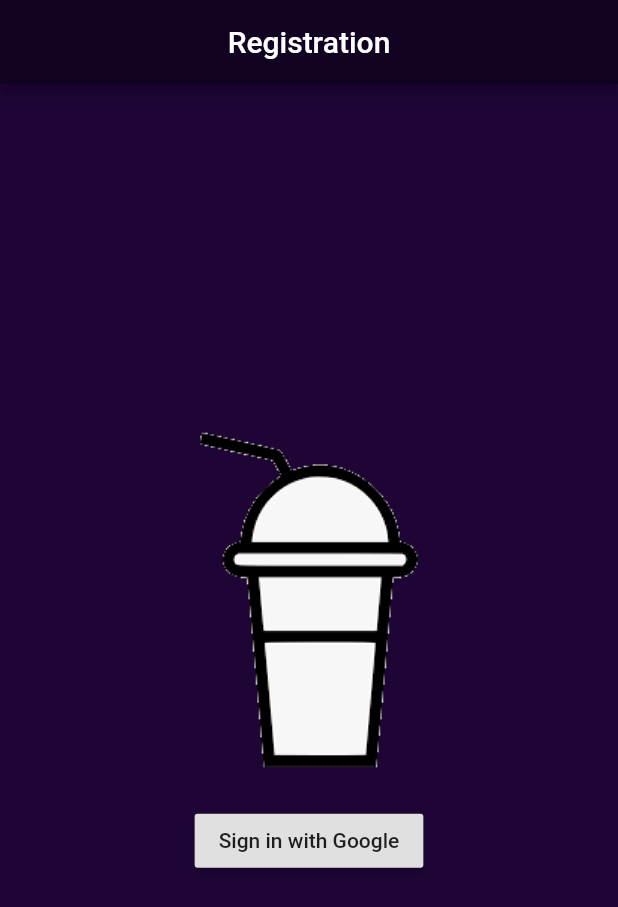
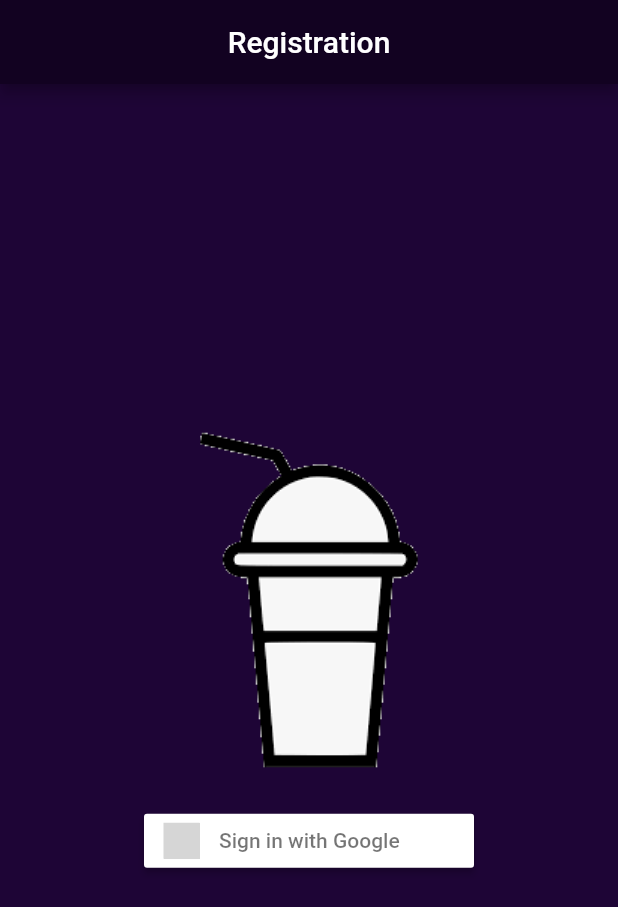
Before and after one commit to SamuelKampen/grocery_bullet, a Flutter app: the screen it shows after launch, on a phone screen of 412 x 824 dp. Shown: the top 907 px of the screen. Run offline on Flutter 3.47's test engine with Material 2 defaults, Android fonts, the phone set to English and light mode, and no system bars; our stand-ins replace cloud_firestore, custom_navigation_bar, firebase_auth, firebase_core, flutter_signin_button, font_awesome_flutter and 3 more; missing offline and left inert: square_in_app_payments; accounts and stored records are empty; grey boxes are pictures that could not be loaded.

Commit message:
Better sign in button.

```diff
--- a/lib/screens/signin.dart
+++ b/lib/screens/signin.dart
@@ -1,4 +1,5 @@
 import 'package:flutter/material.dart';
+import 'package:flutter_signin_button/flutter_signin_button.dart';
 import 'package:grocery_bullet/common/Constants.dart';
 import 'package:grocery_bullet/screens/loading_page.dart';
 import 'package:grocery_bullet/services/AuthService.dart';
@@ -23,13 +24,13 @@ class SignInPage extends StatelessWidget {
             Container(
               padding: const EdgeInsets.symmetric(vertical: 16.0),
               alignment: Alignment.center,
-              child: RaisedButton(
+              child: SignInButton(
+                Buttons.Google,
                 onPressed: () async {
                   await AuthService.signInWithGoogle();
                   Navigator.pushReplacement(context,
                       MaterialPageRoute(builder: (context) => LoadingPage()));
                 },
-                child: const Text('Sign in with Google'),
               ),
             ),
           ],
--- a/pubspec.yaml
+++ b/pubspec.yaml
@@ -18,6 +18,7 @@ dependencies:
   geocoder: ^0.2.1
   custom_navigation_bar: ^0.3.0
   firebase_core: ^0.5.0
+  flutter_signin_button: ^1.1.0
 
   flutter:
     sdk: flutter
```
Also changed, not shown: pubspec.lock.
